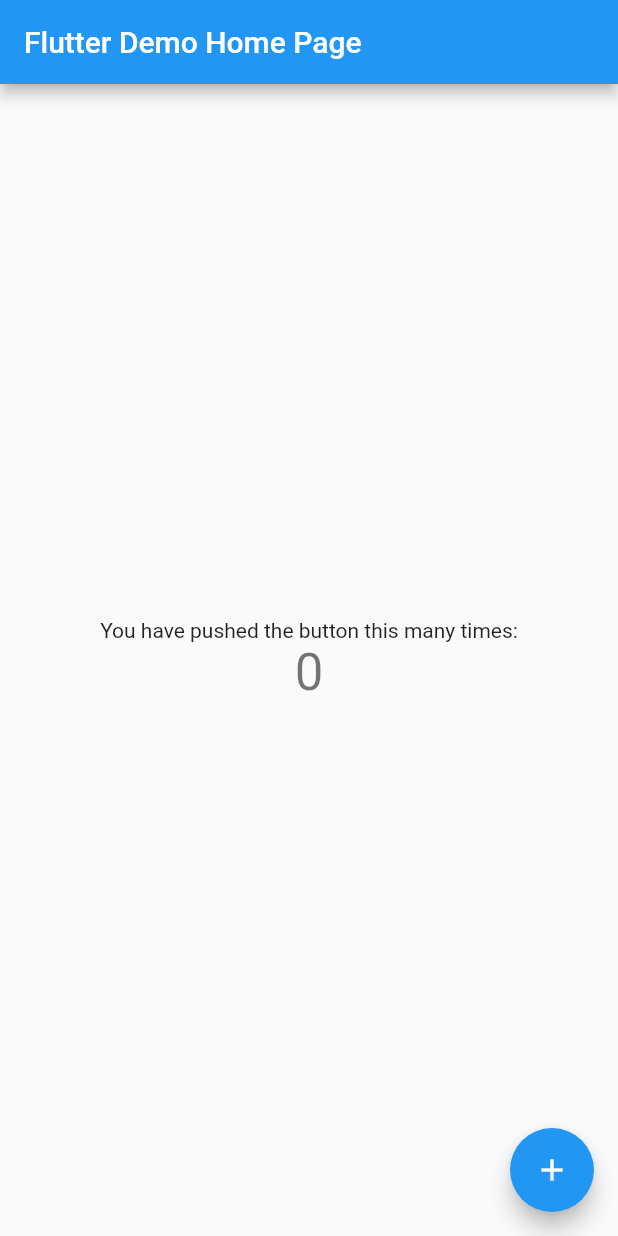
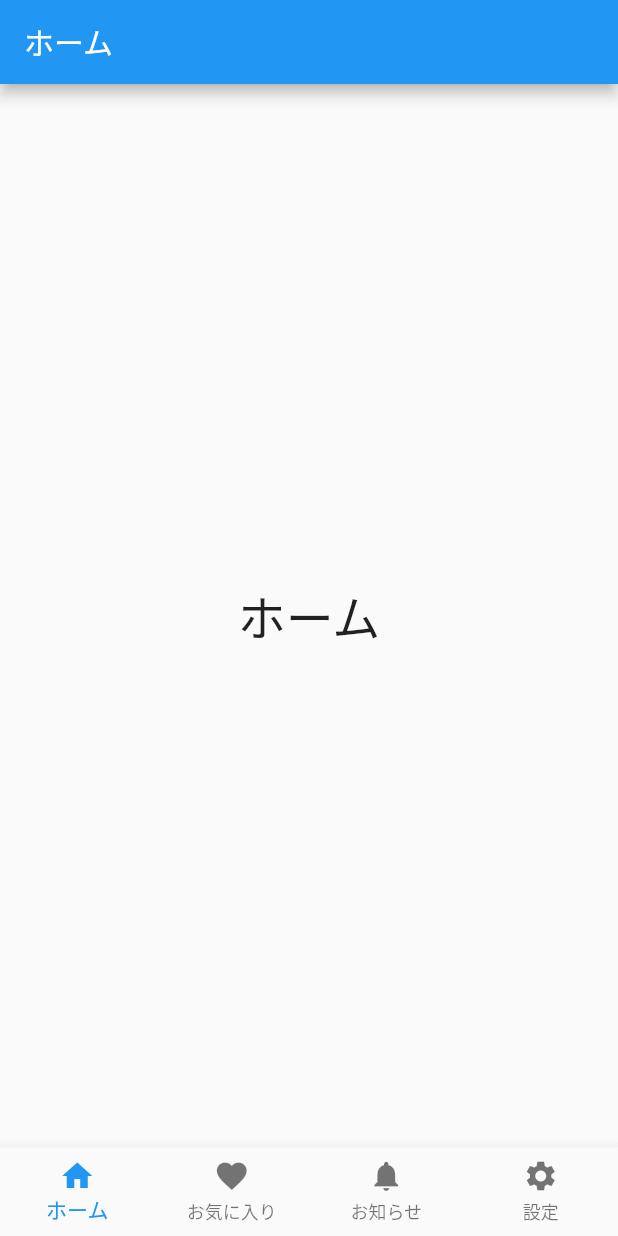
Before and after one commit to hotkyou/creampapa, a Flutter app: the screen it shows after launch, on a phone screen of 412 x 824 dp. Run offline on Flutter 3.47's test engine with Material 2 defaults, Android fonts, the phone set to English and light mode, and no system bars.

Commit message:
add_navigation

```diff
--- a/lib/main.dart
+++ b/lib/main.dart
@@ -1,115 +1,7 @@
 import 'package:flutter/material.dart';
+
+import 'navigation.dart';
 
 void main() {
   runApp(const MyApp());
 }
-
-class MyApp extends StatelessWidget {
-  const MyApp({super.key});
-
-  // This widget is the root of your application.
-  @override
-  Widget build(BuildContext context) {
-    return MaterialApp(
-      title: 'Flutter Demo',
-      theme: ThemeData(
-        // This is the theme of your application.
-        //
-        // Try running your application with "flutter run". You'll see the
-        // application has a blue toolbar. Then, without quitting the app, try
-        // changing the primarySwatch below to Colors.green and then invoke
-        // "hot reload" (press "r" in the console where you ran "flutter run",
-        // or simply save your changes to "hot reload" in a Flutter IDE).
-        // Notice that the counter didn't reset back to zero; the application
-        // is not restarted.
-        primarySwatch: Colors.blue,
-      ),
-      home: const MyHomePage(title: 'Flutter Demo Home Page'),
-    );
-  }
-}
-
-class MyHomePage extends StatefulWidget {
-  const MyHomePage({super.key, required this.title});
-
-  // This widget is the home page of your application. It is stateful, meaning
-  // that it has a State object (defined below) that contains fields that affect
-  // how it looks.
-
-  // This class is the configuration for the state. It holds the values (in this
-  // case the title) provided by the parent (in this case the App widget) and
-  // used by the build method of the State. Fields in a Widget subclass are
-  // always marked "final".
-
-  final String title;
-
-  @override
-  State<MyHomePage> createState() => _MyHomePageState();
-}
-
-class _MyHomePageState extends State<MyHomePage> {
-  int _counter = 0;
-
-  void _incrementCounter() {
-    setState(() {
-      // This call to setState tells the Flutter framework that something has
-      // changed in this State, which causes it to rerun the build method below
-      // so that the display can reflect the updated values. If we changed
-      // _counter without calling setState(), then the build method would not be
-      // called again, and so nothing would appear to happen.
-      _counter++;
-    });
-  }
-
-  @override
-  Widget build(BuildContext context) {
-    // This method is rerun every time setState is called, for instance as done
-    // by the _incrementCounter method above.
-    //
-    // The Flutter framework has been optimized to make rerunning build methods
-    // fast, so that you can just rebuild anything that needs updating rather
-    // than having to individually change instances of widgets.
-    return Scaffold(
-      appBar: AppBar(
-        // Here we take the value from the MyHomePage object that was created by
-        // the App.build method, and use it to set our appbar title.
-        title: Text(widget.title),
-      ),
-      body: Center(
-        // Center is a layout widget. It takes a single child and positions it
-        // in the middle of the parent.
-        child: Column(
-          // Column is also a layout widget. It takes a list of children and
-          // arranges them vertically. By default, it sizes itself to fit its
-          // children horizontally, and tries to be as tall as its parent.
-          //
-          // Invoke "debug painting" (press "p" in the console, choose the
-          // "Toggle Debug Paint" action from the Flutter Inspector in Android
-          // Studio, or the "Toggle Debug Paint" command in Visual Studio Code)
-          // to see the wireframe for each widget.
-          //
-          // Column has various properties to control how it sizes itself and
-          // how it positions its children. Here we use mainAxisAlignment to
-          // center the children vertically; the main axis here is the vertical
-          // axis because Columns are vertical (the cross axis would be
-          // horizontal).
-          mainAxisAlignment: MainAxisAlignment.center,
-          children: <Widget>[
-            const Text(
-              'You have pushed the button this many times:',
-            ),
-            Text(
-              '$_counter',
-              style: Theme.of(context).textTheme.headline4,
-            ),
-          ],
-        ),
-      ),
-      floatingActionButton: FloatingActionButton(
-        onPressed: _incrementCounter,
-        tooltip: 'Increment',
-        child: const Icon(Icons.add),
-      ), // This trailing comma makes auto-formatting nicer for build methods.
-    );
-  }
-}
--- /dev/null
+++ b/lib/navigation.dart
@@ -0,0 +1,63 @@
+import 'package:flutter/material.dart';
+
+import 'package:creampapa/screens/home.dart';
+import 'package:creampapa/screens/screen_alpha.dart';
+import 'package:creampapa/screens/screen_beta.dart';
+import 'package:creampapa/screens/setting.dart';
+
+class MyApp extends StatelessWidget {
+  const MyApp({Key? key}) : super(key: key);
+
+  @override
+  Widget build(BuildContext context) {
+    return MaterialApp(
+      title: 'MyApp',
+      theme: ThemeData(
+        primarySwatch: Colors.blue,
+      ),
+      home: const MyStatefulWidget(),
+    );
+  }
+}
+
+class MyStatefulWidget extends StatefulWidget {
+  const MyStatefulWidget({Key? key}) : super(key: key);
+
+  @override
+  State<MyStatefulWidget> createState() => _MyStatefulWidgetState();
+}
+
+class _MyStatefulWidgetState extends State<MyStatefulWidget> {
+  static const _screens = [
+    HomeScreen(),
+    ScreenAlpha(),
+    ScreenBeta(),
+    SettingScreen(),
+  ];
+
+  int _selectedIndex = 0;
+
+  void _onItemTapped(int index) {
+    setState(() {
+      _selectedIndex = index;
+    });
+  }
+
+  @override
+  Widget build(BuildContext context) {
+    return Scaffold(
+        body: _screens[_selectedIndex],
+        bottomNavigationBar: BottomNavigationBar(
+          currentIndex: _selectedIndex,
+          onTap: _onItemTapped,
+          items: const <BottomNavigationBarItem>[
+            BottomNavigationBarItem(icon: Icon(Icons.home), label: 'ホーム'),
+            BottomNavigationBarItem(icon: Icon(Icons.favorite), label: 'お気に入り'),
+            BottomNavigationBarItem(
+                icon: Icon(Icons.notifications), label: 'お知らせ'),
+            BottomNavigationBarItem(icon: Icon(Icons.settings), label: '設定'),
+          ],
+          type: BottomNavigationBarType.fixed,
+        ));
+  }
+}
--- /dev/null
+++ b/lib/screens/home.dart
@@ -0,0 +1,19 @@
+import 'package:flutter/material.dart';
+
+class HomeScreen extends StatelessWidget {
+  const HomeScreen({Key? key}) : super(key: key);
+
+  @override
+  Widget build(BuildContext context) {
+    return Scaffold(
+        appBar: AppBar(
+          title: const Text('ホーム'),
+        ),
+        body: const Center(
+          child: Text(
+            'ホーム',
+            style: TextStyle(fontSize: 32.0),
+          ),
+        ));
+  }
+}
```
Also changed, not shown: lib/screens/screen_alpha.dart (added, +19 -0 lines), lib/screens/screen_beta.dart (added, +19 -0 lines), lib/screens/setting.dart (added, +19 -0 lines).
